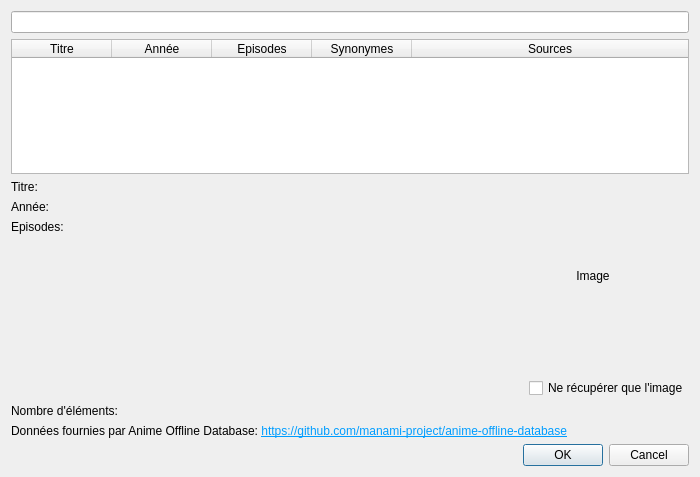
Qt form src/ui/dialogs/autocomplete.ui (seigneurfuo/MyAnimeManager3) before a commit.
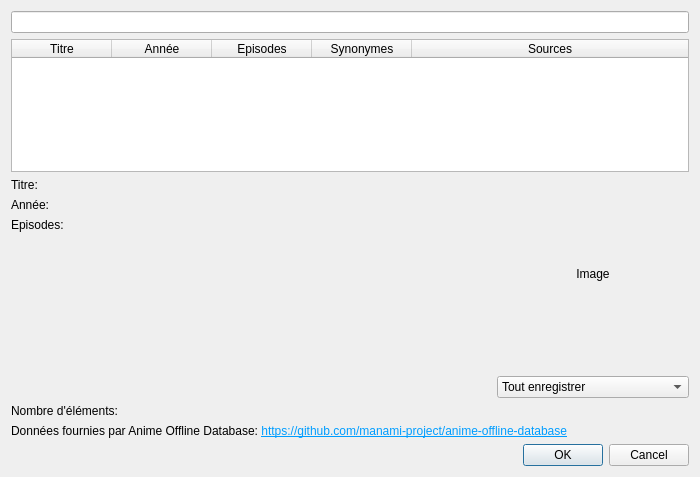
The same form after that commit.

Commit message: Modification de la manière d'enregistrer les informations remontées depuis l'autocomplétion (tous, image seulement ou données seulement).

```diff
--- a/src/ui/dialogs/autocomplete.ui
+++ b/src/ui/dialogs/autocomplete.ui
@@ -162,10 +162,22 @@
       </spacer>
      </item>
      <item>
-      <widget class="QCheckBox" name="checkBox">
-       <property name="text">
-        <string>Ne récupérer que l'image</string>
-       </property>
+      <widget class="QComboBox" name="comboBox">
+       <item>
+        <property name="text">
+         <string>Tout enregistrer</string>
+        </property>
+       </item>
+       <item>
+        <property name="text">
+         <string>Tout enregistrer sauf l'image</string>
+        </property>
+       </item>
+       <item>
+        <property name="text">
+         <string>Enregistrer seulement l'image</string>
+        </property>
+       </item>
       </widget>
      </item>
     </layout>
```
The commit also changes 2 other files.
